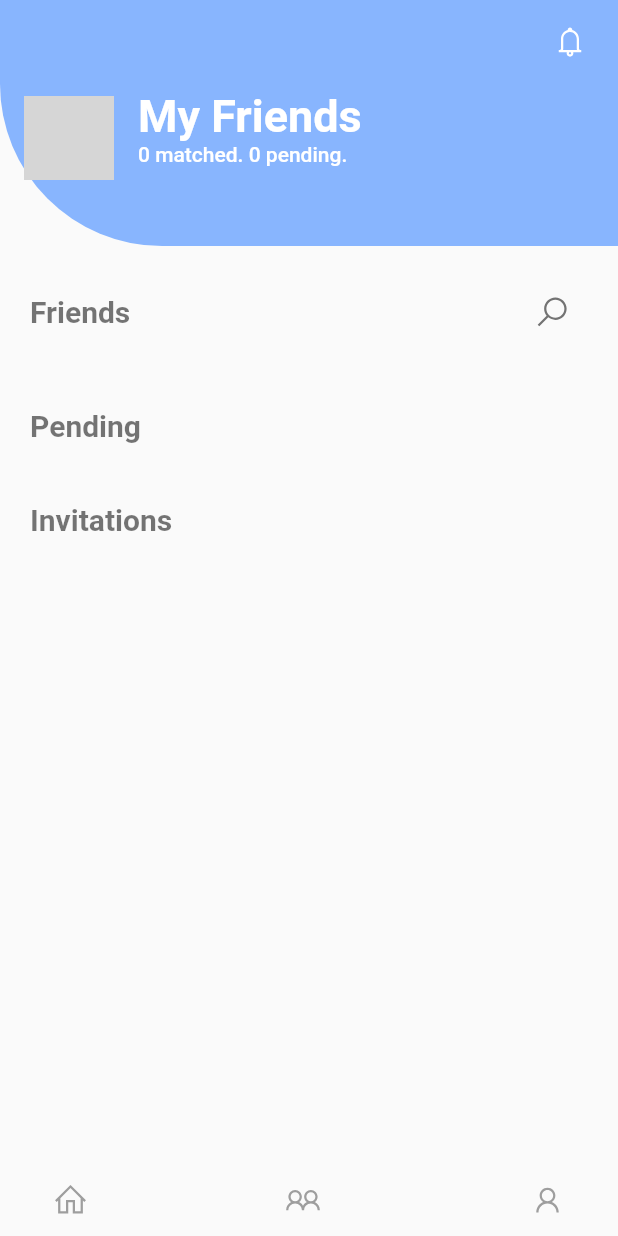
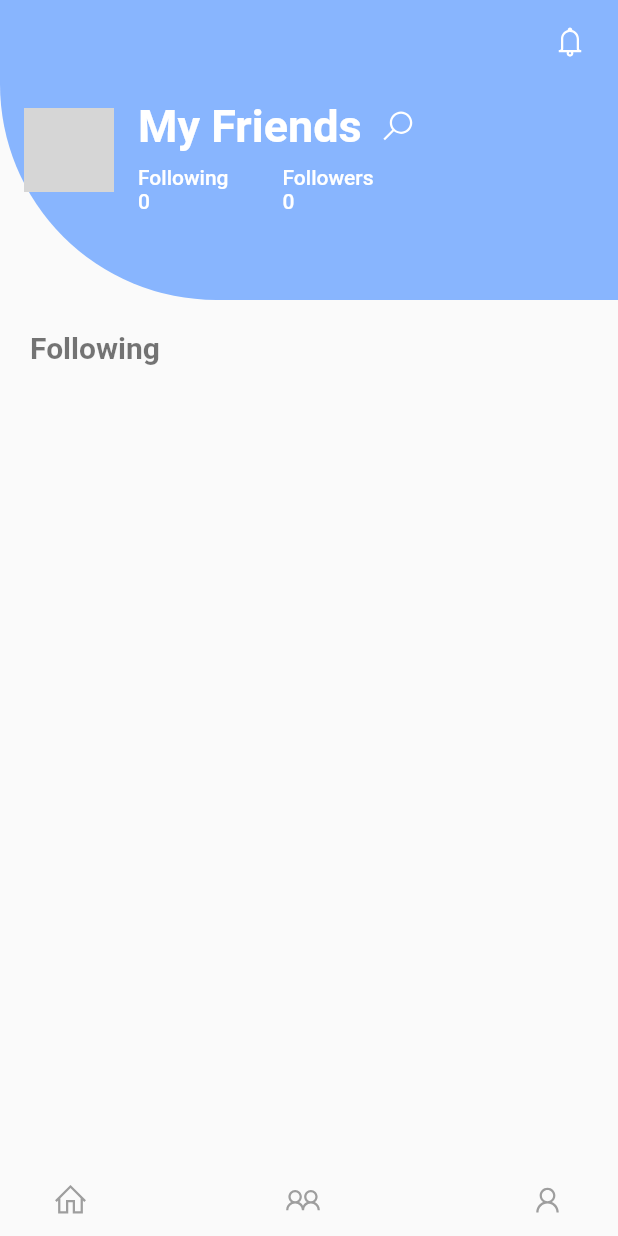
Before and after one commit to giving-back/quizkidz, a Flutter app: the screen it shows once a user with an empty profile is signed in, item 2 of the bottom bar chosen, on a phone screen of 412 x 824 dp. Run offline on Flutter 3.47's test engine with Material 2 defaults, Android fonts, the phone set to English and light mode, and no system bars; drawn by our look-alikes of google_nav_bar; our stand-ins replace awesome_snackbar_content, cloud_firestore, firebase_auth, firebase_core, firebase_storage, flutter_riverpod and 6 more; accounts and stored records are empty; network calls fail; grey boxes are pictures that could not be loaded.

Commit message:
QUIZKIDZ-20 mark as following

```diff
--- a/lib/models/user.dart
+++ b/lib/models/user.dart
@@ -39,11 +39,8 @@ class QuizUser with _$QuizUser {
 @Freezed()
 class Friend with _$Friend {
   const factory Friend({
-    required final AppUser details,
-    required final bool iRequested,
-    required final bool matched,
-    required final DateTime requested,
-    required final DateTime matchedOn,
+    required final String uid,
+    required final DateTime added,
   }) = _Friend;
 
   factory Friend.fromJson(Map<String, Object?> json) => _$FriendFromJson(json);
--- a/lib/providers/auth_provider.dart
+++ b/lib/providers/auth_provider.dart
@@ -34,8 +34,10 @@ final activeUsersProvider = StreamProvider.autoDispose<List<AppUser>>(
   (ref) => ref.watch(authServicesProvider).activeAppUsersStream(),
 );
 
-final myFriendsProvider = StreamProvider.autoDispose<List<Friend>>(
-  (ref) => ref
-      .watch(authServicesProvider)
-      .friends(ref.watch(firebaseAuthProvider).currentUser!.uid),
+final followingProvider = StreamProvider.autoDispose<List<Friend>>(
+  (ref) => ref.watch(authServicesProvider).followingStream(),
 );
+
+final followersProvider = StreamProvider.autoDispose<List<Friend>>(
+  (ref) => ref.watch(authServicesProvider).followersStream(),
+);
--- a/lib/screen/friends_screen.dart
+++ b/lib/screen/friends_screen.dart
@@ -3,7 +3,6 @@ import 'package:flutter/material.dart';
 
 // Package imports:
 import 'package:flutter_riverpod/flutter_riverpod.dart';
-import 'package:fpdart/fpdart.dart';
 import 'package:line_icons/line_icons.dart';
 
 // Project imports:
@@ -18,13 +17,13 @@ class FriendsScreen extends ConsumerWidget {
   @override
   Widget build(BuildContext context, WidgetRef ref) {
     final activeAppUser = ref.watch(activeAppUserProvider);
-    final activeAppUsers = ref.watch(activeUsersProvider);
-    final myFriends = ref.watch(myFriendsProvider);
+    final following = ref.watch(followingProvider);
+    final followers = ref.watch(followersProvider);
 
     return Column(
       children: [
         Expanded(
-          flex: 15,
+          flex: 20,
           child: activeAppUser.when(
             data: (data) => Container(
               decoration: const BoxDecoration(
@@ -52,54 +51,85 @@ class FriendsScreen extends ConsumerWidget {
                       children: [
                         Row(
                           mainAxisAlignment: MainAxisAlignment.start,
-                          children: const [
-                            Text(
+                          children: [
+                            const Text(
                               "My Friends",
                               style: TextStyle(
                                 fontWeight: FontWeight.bold,
                                 fontSize: 30,
                                 color: Colors.white,
                               ),
-                            )
+                            ),
+                            IconButton(
+                              onPressed: () {
+                                showSearch(
+                                  context: context,
+                                  delegate: FriendSearchDelegate(),
+                                );
+                              },
+                              icon: const Icon(
+                                LineIcons.search,
+                                color: Colors.white,
+                              ),
+                            ),
                           ],
                         ),
                       ],
                     ),
-                    subtitle: myFriends.when(
-                      data: (data) {
-                        final matched = data
-                            .where((friend) => friend.matched)
-                            .toList()
-                            .length;
-
-                        final pending = data
-                            .where((friend) => !friend.matched)
-                            .toList()
-                            .length;
-
-                        return Row(
+                    subtitle: Row(
                       children: [
-                            Text(
-                              '$matched matched. ',
+                        Column(
+                          crossAxisAlignment: CrossAxisAlignment.start,
+                          children: [
+                            const Text(
+                              'Following',
+                              style: TextStyle(
+                                fontWeight: FontWeight.w500,
+                                color: Colors.white,
+                              ),
+                            ),
+                            following.when(
+                              data: (following) => Text(
+                                '${following.length}',
                                 style: const TextStyle(
                                   fontWeight: FontWeight.w500,
                                   color: Colors.white,
                                 ),
                               ),
-                            Text(
-                              '$pending pending.',
+                              error: (error, stackTrace) =>
+                                  Text(error.toString()),
+                              loading: () => const LoadingSpinner(),
+                            )
+                          ],
+                        ),
+                        const Padding(
+                          padding: EdgeInsets.all(18.0),
+                        ),
+                        Column(
+                          crossAxisAlignment: CrossAxisAlignment.start,
+                          children: [
+                            const Text(
+                              'Followers',
+                              style: TextStyle(
+                                fontWeight: FontWeight.w500,
+                                color: Colors.white,
+                              ),
+                            ),
+                            followers.when(
+                              data: (followers) => Text(
+                                '${followers.length}',
                                 style: const TextStyle(
                                   fontWeight: FontWeight.w500,
                                   color: Colors.white,
                                 ),
                               ),
+                              error: (error, stackTrace) =>
+                                  Text(error.toString()),
+                              loading: () => const LoadingSpinner(),
+                            )
                           ],
-                        );
-                      },
-                      error: (error, stackTrace) => Text(
-                        error.toString(),
                         ),
-                      loading: () => const LoadingSpinner(),
+                      ],
                     ),
                   ),
                 ],
@@ -110,67 +140,16 @@ class FriendsScreen extends ConsumerWidget {
           ),
         ),
         Expanded(
-          flex: 85,
+          flex: 80,
           child: Column(
             children: [
               Padding(
                 padding: const EdgeInsets.all(20.0),
                 child: Row(
                   mainAxisAlignment: MainAxisAlignment.spaceBetween,
-                  children: [
-                    const Text(
-                      "Friends",
-                      style: TextStyle(
-                        fontWeight: FontWeight.bold,
-                        fontSize: 20,
-                        color: Colors.black54,
-                      ),
-                    ),
-                    activeAppUsers.when(
-                      data: (data) => IconButton(
-                        onPressed: () {
-                          showSearch(
-                            context: context,
-                            delegate: FriendSearchDelegate(
-                              authService: ref.watch(authServicesProvider),
-                              items: data,
-                            ),
-                          );
-                        },
-                        icon: const Icon(
-                          LineIcons.search,
-                          color: Colors.black54,
-                        ),
-                      ),
-                      error: (error, stackTrace) => Text(
-                        error.toString(),
-                      ),
-                      loading: () => const LoadingSpinner(),
-                    )
-                  ],
-                ),
-              ),
-              Padding(
-                padding: const EdgeInsets.all(20.0),
-                child: Row(
                   children: const [
                     Text(
-                      "Pending",
-                      style: TextStyle(
-                        fontWeight: FontWeight.bold,
-                        fontSize: 20,
-                        color: Colors.black54,
-                      ),
-                    ),
-                  ],
-                ),
-              ),
-              Padding(
-                padding: const EdgeInsets.all(20.0),
-                child: Row(
-                  children: const [
-                    Text(
-                      "Invitations",
+                      "Following",
                       style: TextStyle(
                         fontWeight: FontWeight.bold,
                         fontSize: 20,
```
Also changed, not shown: lib/components/friend_search_delegate.dart (+2 -74 lines), lib/components/search_list.dart (added, +116 -0 lines), lib/services/auth_service.dart (+38 -14 lines), lib/models/user.freezed.dart, lib/models/user.g.dart. Lines whose indentation alone changed are shown as unchanged.
